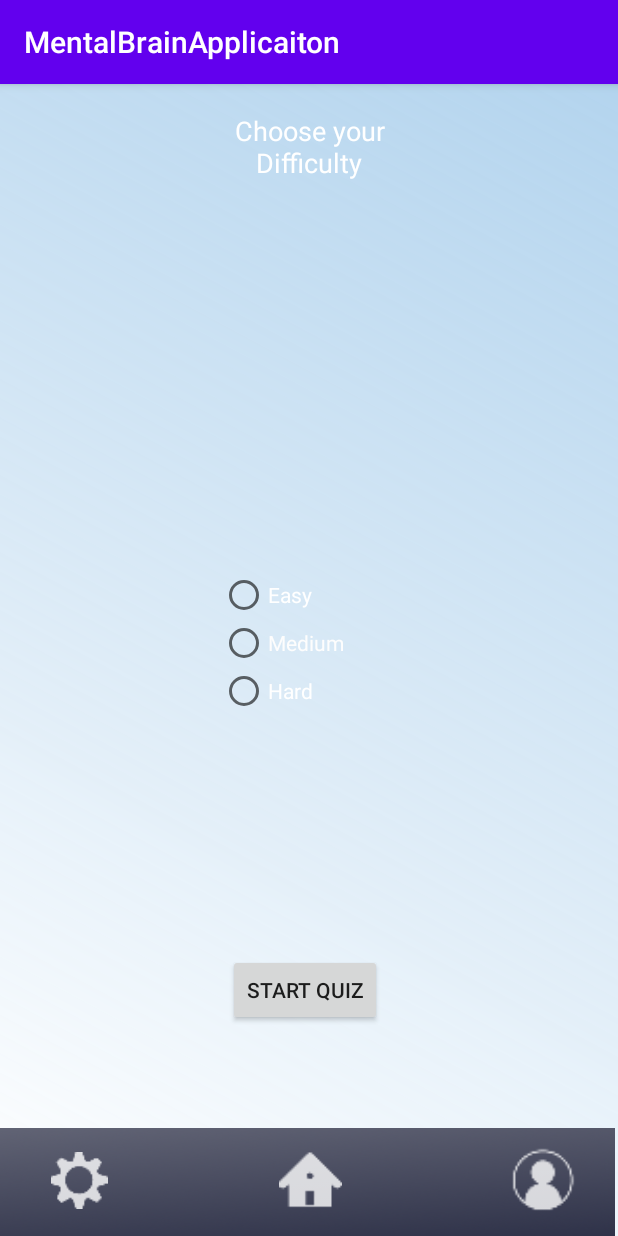
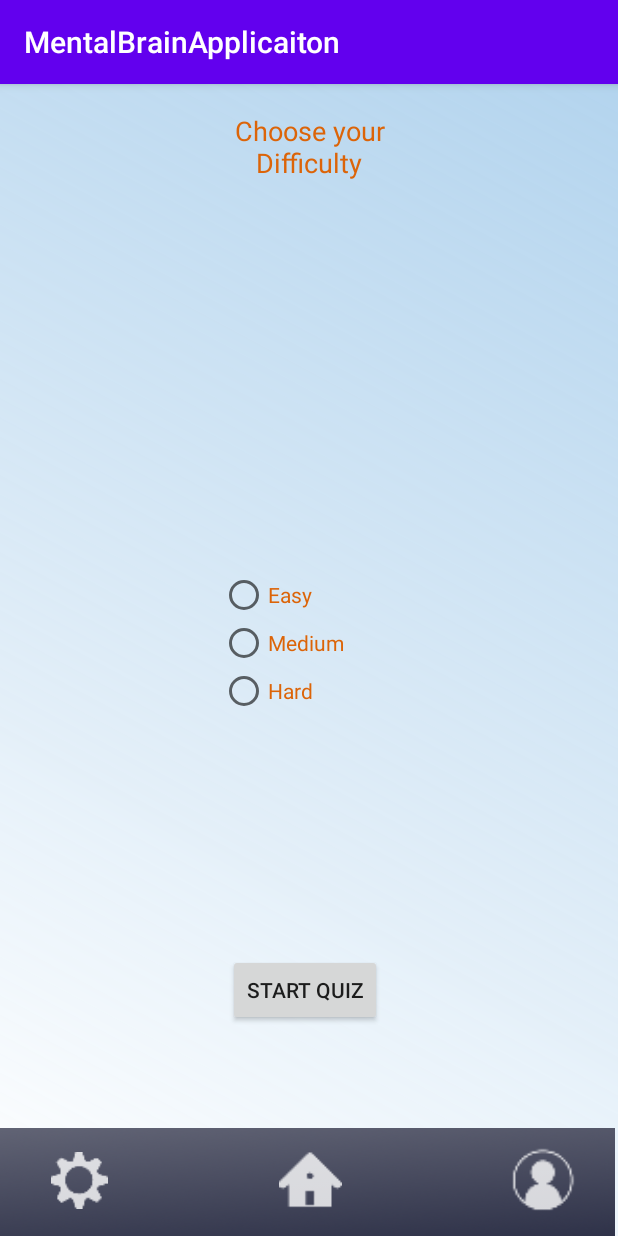
Before and after one commit to 57spvqas/Mobile-App-Group4, an Android app: the MathsQuiz screen opened directly, with no data from a screen before it, on a phone screen of 412 x 824 dp. Run offline under Robolectric (Android 15) with nearby library versions, the phone set to English and light mode, and no system bars; Roboto replaces fonts that are not available here.

Commit message:
Update activity_maths_quiz.xml

```diff
--- a/MentalBrainApplication1.9/app/src/main/res/layout/activity_maths_quiz.xml
+++ b/MentalBrainApplication1.9/app/src/main/res/layout/activity_maths_quiz.xml
@@ -24,7 +24,7 @@
         android:layout_height="49dp"
         android:gravity="center"
         android:text="Choose your Difficulty"
-        android:textColor="#FFFFFF"
+        android:textColor="#DC6408"
         android:textSize="18sp"
         app:layout_constraintBottom_toBottomOf="parent"
         app:layout_constraintEnd_toEndOf="parent"
@@ -61,7 +61,7 @@
             android:layout_height="wrap_content"
             android:onClick="selectEasy"
             android:text="Easy"
-            android:textColor="#FFFFFF" />
+            android:textColor="#DC6408" />
 
         <RadioButton
             android:id="@+id/selectMedium"
@@ -69,7 +69,7 @@
             android:layout_height="wrap_content"
             android:onClick="selectMedium"
             android:text="Medium"
-            android:textColor="#FDFDFD" />
+            android:textColor="#DC6408" />
 
         <RadioButton
             android:id="@+id/selectHard"
@@ -77,7 +77,7 @@
             android:layout_height="wrap_content"
             android:onClick="selectHard"
             android:text="Hard"
-            android:textColor="#FFFFFF" />
+            android:textColor="#DC6408" />
 
     </RadioGroup>
 
@@ -101,6 +101,7 @@
         android:layout_marginRight="110dp"
         android:layout_marginBottom="16dp"
         android:background="@drawable/house"
+        android:onClick="openMain"
         app:layout_constraintBottom_toBottomOf="parent"
         app:layout_constraintEnd_toStartOf="@+id/imageButton" />
 
```
